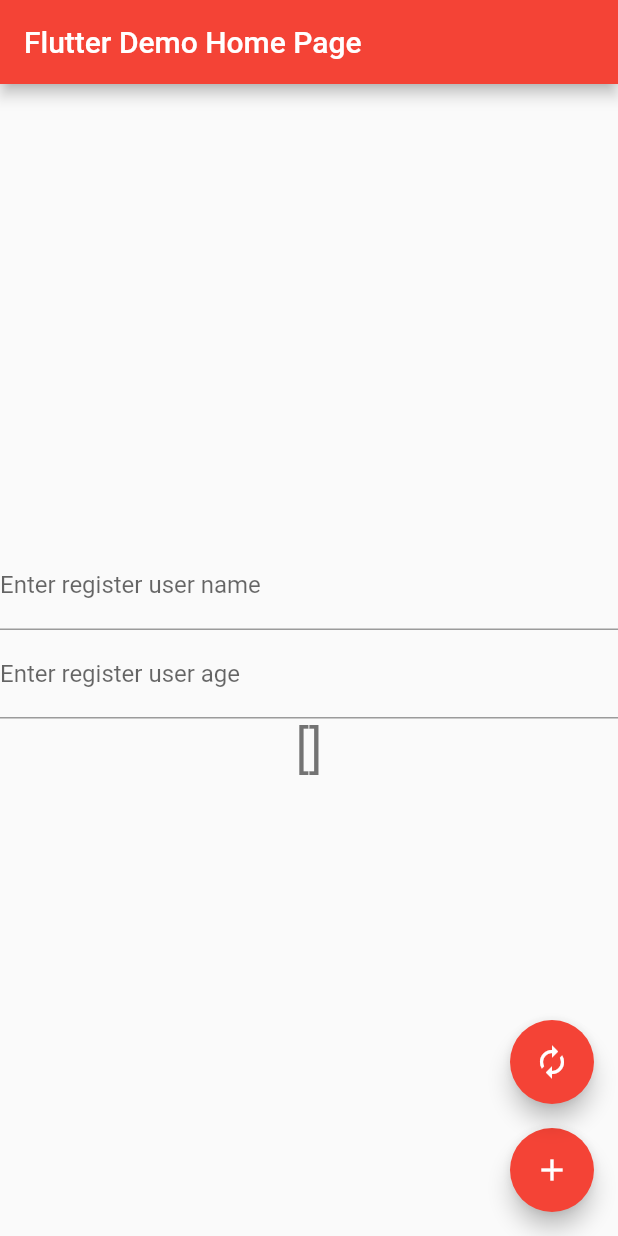
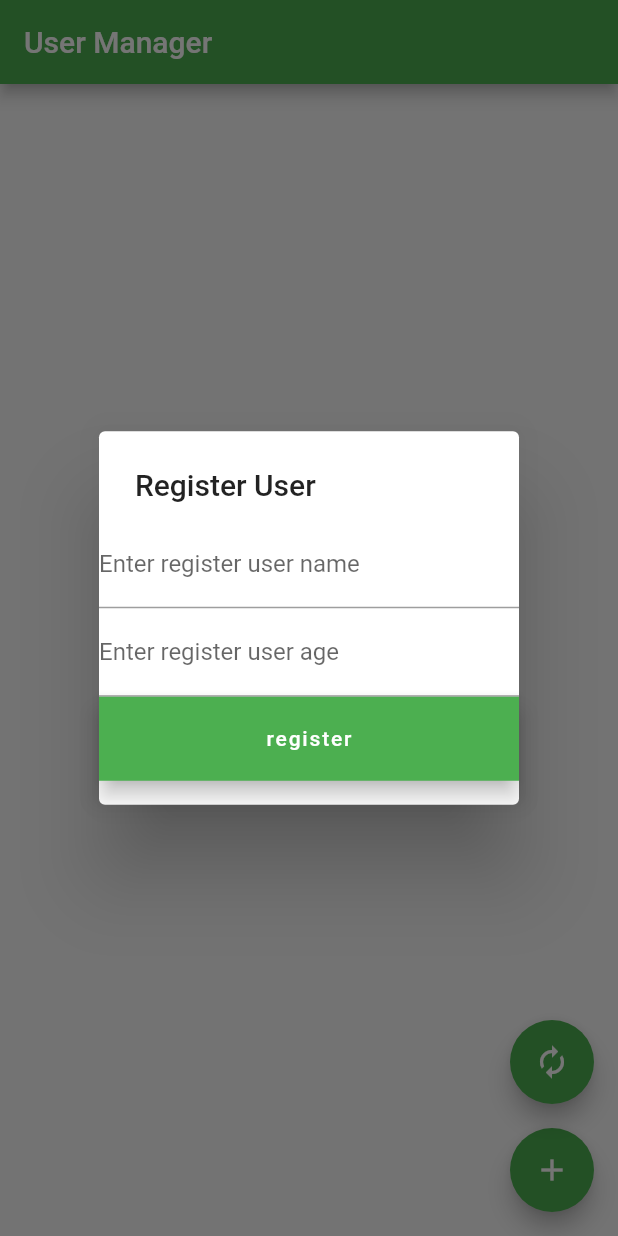
Before and after one commit to soichiro0311/flutter-golang-exam, a Flutter app: the MyHomePage screen opened directly, after a tap on the "add" icon, on a phone screen of 412 x 824 dp. Run offline on Flutter 3.47's test engine with Material 2 defaults, Android fonts, the phone set to English and light mode, and no system bars; network calls fail; statements that could not run were skipped.

Commit message:
ユーザ情報をリスト形式で表示するように修正。 ユーザ登録をダイアログで行うように修正。

```diff
--- a/flutter/flutter_app/lib/main.dart
+++ b/flutter/flutter_app/lib/main.dart
@@ -10,9 +10,9 @@ class MyApp extends StatelessWidget {
     return MaterialApp(
       title: 'Flutter Demo',
       theme: ThemeData(
-        primarySwatch: Colors.red,
+        primarySwatch: Colors.green,
       ),
-      home: MyHomePage(title: 'Flutter Demo Home Page'),
+      home: MyHomePage(title: 'User Manager'),
     );
   }
 }
@@ -32,18 +32,53 @@ class _MyHomePageState extends State<MyHomePage> {
 
   List<User> _displayUsers = new List();
 
-  void _addUser() {
+  @override
+  void initState(){
+   super.initState();
+   _getUser();
+  }
+  void _addUserRequest(){
     var api = new AddUserApi();
     User user = new User(this._userName,this._userAge);
     api.userAddPost(user: user);
+  }
+
+  void _addUser() {
+    showDialog(context: context,
+      builder: (BuildContext context) => Theme(
+        data: Theme.of(context).copyWith(dialogBackgroundColor: Colors.white),
+        child: SimpleDialog(title: Text("Register User"), children: <Widget>[
+          new TextField(
+              decoration: new InputDecoration(labelText: "Enter register user name "),
+              onChanged: (v) => this._userName = v,
+            ),
+            new TextField(
+              decoration: new InputDecoration(labelText: "Enter register user age"),
+              keyboardType: TextInputType.number,
+              onChanged: (v) => this._userAge = int.parse(v),
+            ),
+            FloatingActionButton(
+              onPressed: _addUserRequest,
+              child: Text("register"),
+              shape: RoundedRectangleBorder(),
+              backgroundColor: Colors.green,
+            )
+        ],)
+      )
+    );
   }
 
   void _getUser() {
     var api = new UsersApi();
     Future<List<User>> users = api.usersGet();
     users.then((content) =>  setState(() {
+        content.sort((a,b) => a.id.compareTo(b.id));
         this._displayUsers = content;
     }));
+  }
+
+  String formatUserData(User user){
+    return "ID:" + user.id + " NAME:" + user.name + " AGE:" + user.age.toString();
   }
 
   @override
@@ -52,26 +87,18 @@ class _MyHomePageState extends State<MyHomePage> {
       appBar: AppBar(
         title: Text(widget.title),
       ),
-      body: Center(
-        child: Column(
-          mainAxisAlignment: MainAxisAlignment.center,
-          children: <Widget>[
-            new TextField(
-              decoration: new InputDecoration(labelText: "Enter register user name "),
-              onChanged: (v) => this._userName = v,
-            ),
-            new TextField(
-              decoration: new InputDecoration(labelText: "Enter register user age"),
-              keyboardType: TextInputType.number,
-              onChanged: (v) => this._userAge = int.parse(v),
-            ),
-            Text(
-              '$_displayUsers',
-              style: Theme.of(context).textTheme.display1,
-            ),
-          ],
+      body:
+        ListView.builder(
+          itemCount: this._displayUsers.length,
+          itemBuilder: (context, int index) {
+            return Card(
+              child: Padding(
+                child: Text(formatUserData(this._displayUsers.elementAt(index)), style: TextStyle(fontSize: 22.0),),
+                padding: EdgeInsets.all(20.0),
+              ),
+            );
+          },
         ),
-      ),
       floatingActionButton: Column(
         verticalDirection: VerticalDirection.up, // childrenの先頭を下に配置
         mainAxisSize: MainAxisSize.min,
```
